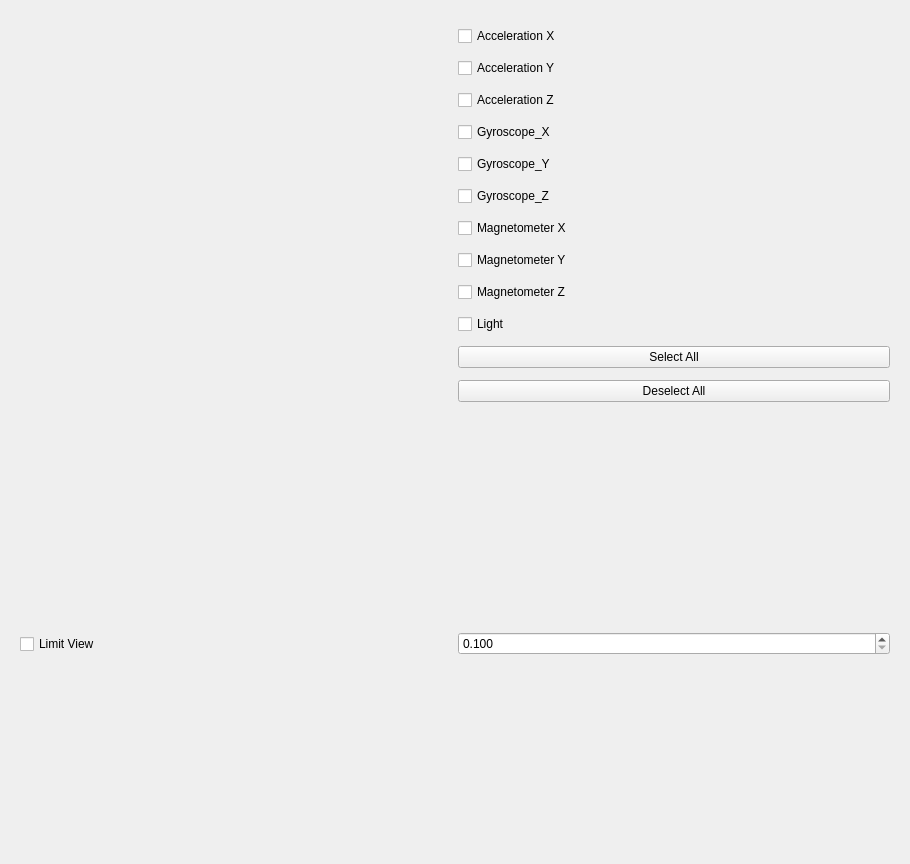
Qt form SmartDotGraph.ui (YCP-Rev-Metrix/BallSpinner-Controller-v2) before a commit.
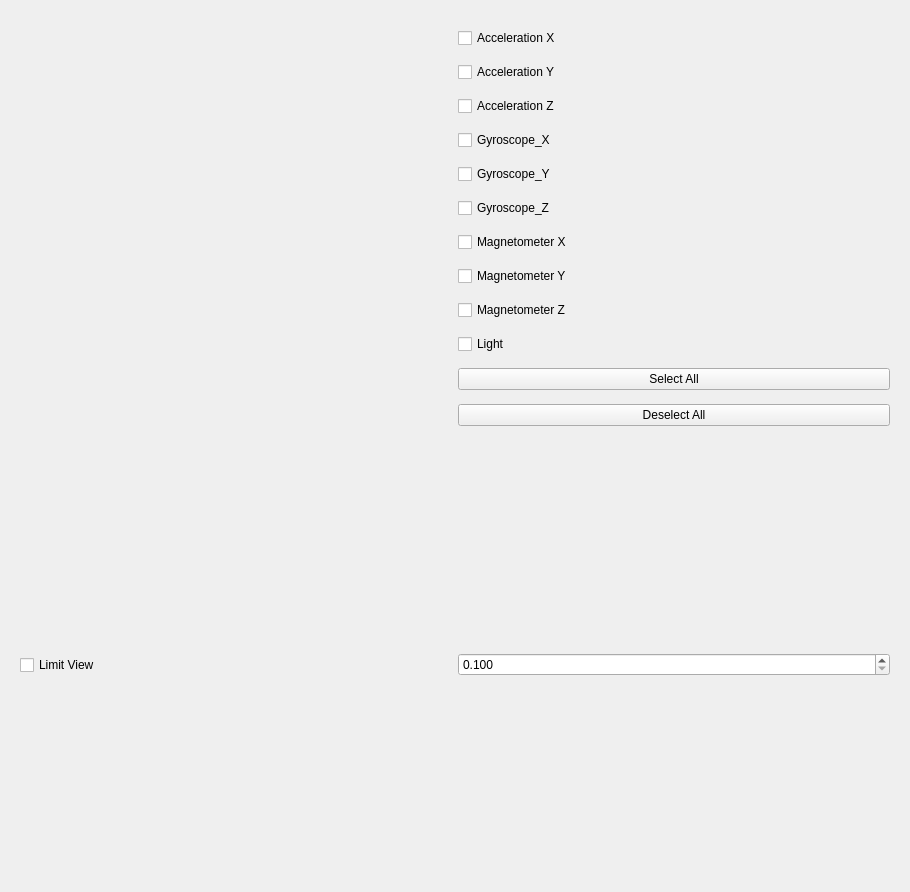
The same form after that commit. Custom widgets are drawn as their Qt base class.

The edit to the form file:
```diff
--- a/SmartDotGraph.ui
+++ b/SmartDotGraph.ui
@@ -7,7 +7,7 @@
     <x>0</x>
     <y>0</y>
     <width>910</width>
-    <height>864</height>
+    <height>892</height>
    </rect>
   </property>
   <property name="windowTitle">
```
